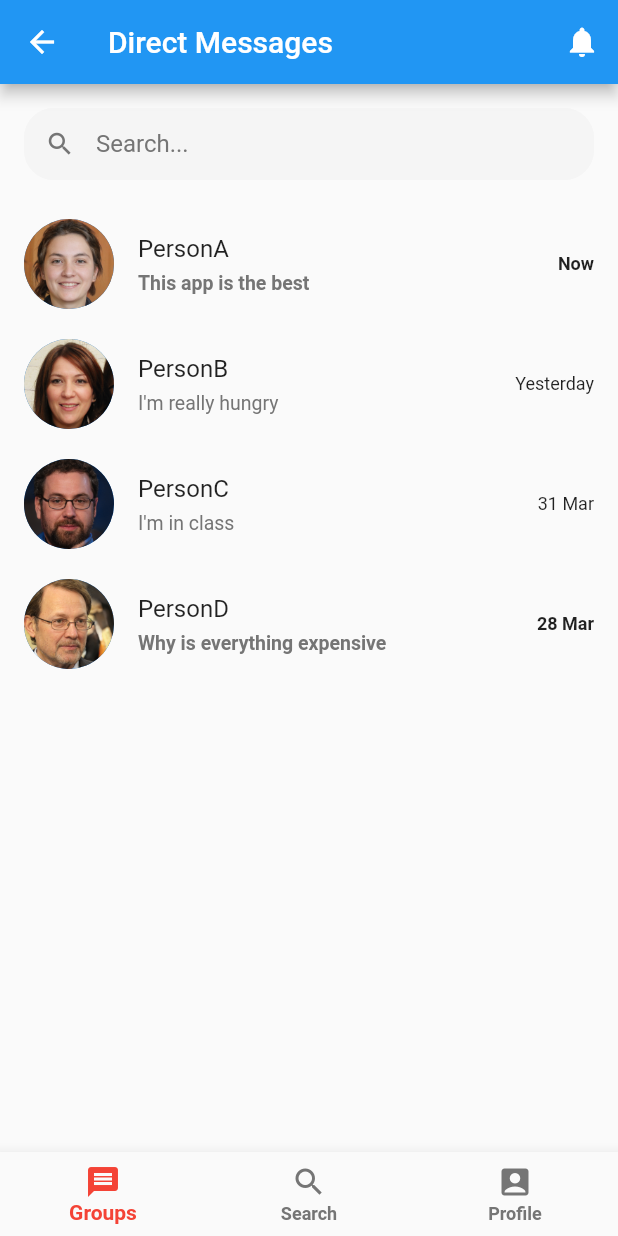
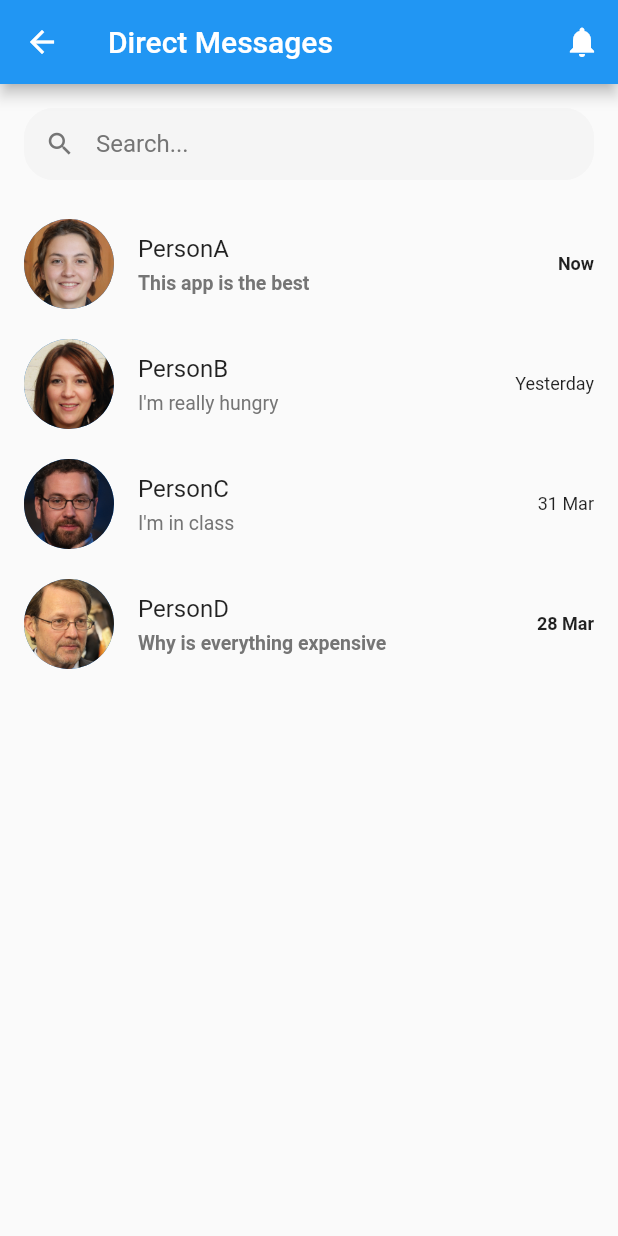
Before and after one commit to ConnectUni/connectuni, a Flutter app: the HomePage screen opened directly, after a tap on the "email" icon, on a phone screen of 412 x 824 dp. Run offline on Flutter 3.47's test engine with Material 2 defaults, Android fonts, the phone set to English and light mode, and no system bars; our stand-ins replace multi_select_flutter.

Commit message:
Group chat page added
Added:
- group_chat_screen.dart
  - added the screen that displays the chat of the current group
- group_chat_widget.dart
  - this widget is a tap-able widget which takes you to the group chat screen
- message_model.dart
  - a model for messages and a small database of messages

Changed:
- groups_screen.dart
  - changed to add the group chat widget
- search_groups_screeb.dart
  - changed to reference group id
- group_card_view.dart
  - changed to reference group id
- group.dart
  - added group id to model
- user.dart
  - changed uid to be of "user-xxx" format
  - added getGroupMemebers function
    - returns an iterable list of users that are in the given group id argument

```diff
--- a/lib/model/group_card_view.dart
+++ b/lib/model/group_card_view.dart
@@ -3,13 +3,13 @@ import 'package:flutter/material.dart';
 import'package:connectuni/model/group.dart';
 
 class GroupCardView extends StatelessWidget {
-  const GroupCardView({Key? key, required this.name}) : super(key: key);
+  const GroupCardView({Key? key, required this.id}) : super(key: key);
 
-  final String name;
+  final String id;
 
   @override
   Widget build(BuildContext context) {
-    Group thisGrouping = groupsDB.getGroup(name);
+    Group thisGrouping = groupsDB.getGroup(id);
     return Padding(
       padding: const EdgeInsets.all(3.5),
       child: Card(
@@ -30,14 +30,14 @@ class GroupCardView extends StatelessWidget {
                   padding: const EdgeInsets.only(left: 15.0, top: 2.0),
                   child: Align(
                     alignment: Alignment.centerLeft,
-                    child: Text(thisGrouping.groupMembers.toString() + " people"),
+                    child: Text("${thisGrouping.groupMembers} people"),
                   )
               ),
               Padding(
                   padding: const EdgeInsets.only(left: 15.0, top: 2.0),
                   child: Align(
                     alignment: Alignment.centerLeft,
-                    child: Text(thisGrouping.newMessages.toString() + " new messages"
+                    child: Text("${thisGrouping.newMessages} new messages"
                   )
                   )
               ),
--- /dev/null
+++ b/lib/model/group_chat_widget.dart
@@ -0,0 +1,42 @@
+import 'package:connectuni/model/group_card_view.dart';
+import 'package:connectuni/screens/group_chat_screen.dart';
+import 'package:flutter/cupertino.dart';
+import 'package:flutter/material.dart';
+import 'group.dart';
+
+/// GroupChatWidget is a widget that displays the group chat.
+/// It is a clickable widget that takes the user to the group chat page.
+
+class GroupChatWidget extends StatefulWidget {
+  String id;
+
+  GroupChatWidget({
+    super.key,
+    required this.id,
+  });
+
+  @override
+  State<GroupChatWidget> createState() => _GroupChatWidgetState();
+}
+
+class _GroupChatWidgetState extends State<GroupChatWidget> {
+  @override
+  Widget build(BuildContext context) {
+    Group groupData = groupsDB.getGroup(widget.id);
+
+    return GestureDetector(
+      onTap: () {
+        Navigator.push(
+          context,
+          CupertinoPageRoute(
+              builder: (context) => GroupChatScreen(id: groupData.groupId)
+          ),
+        );
+      },
+      child: Container(
+        padding: const EdgeInsets.all(8.0),
+        child: GroupCardView(id: groupData.groupId),
+      ),
+    );
+  }
+}
--- a/lib/screens/chatpage.dart
+++ b/lib/screens/chatpage.dart
@@ -116,28 +116,6 @@ class _ChatPageState extends State<ChatPage> {
           ],
         ),
       ),
-      bottomNavigationBar: BottomNavigationBar(
-        selectedItemColor: Colors.red,
-        unselectedItemColor: Colors.grey.shade600,
-        selectedLabelStyle: const TextStyle(fontWeight: FontWeight.w600),
-        unselectedLabelStyle: const TextStyle(fontWeight: FontWeight.w600),
-        type: BottomNavigationBarType.fixed,
-        items: const [
-          //TODO ADD BOTTOM NAVBAR
-          BottomNavigationBarItem(
-            icon: Icon(Icons.message),
-            label: "Groups",
-          ),
-          BottomNavigationBarItem(
-            icon: Icon(Icons.search),
-            label: "Search",
-          ),
-          BottomNavigationBarItem(
-            icon: Icon(Icons.account_box),
-            label: "Profile",
-          ),
-        ],
-      ),
     );
   }
 }
--- a/lib/screens/groups_screen.dart
+++ b/lib/screens/groups_screen.dart
@@ -1,3 +1,4 @@
+import 'package:connectuni/model/group_chat_widget.dart';
 import 'package:flutter/material.dart';
 
 import 'package:connectuni/model/group.dart';
@@ -45,7 +46,7 @@ class _GroupsScreenState extends State<GroupsScreen> {
           //TODO: Implement functionality and make cards interactive rather than simply visual.
           ...groupsDB
               .getGroups()
-              .map((gName) => GroupCardView(name: gName.groupName)),
+              .map((gName) => GroupChatWidget(id: gName.groupId)),
           const Center(
             //TODO: Implement functionality and change from ICON to Button
             child: Icon(
--- a/lib/screens/profile.dart
+++ b/lib/screens/profile.dart
@@ -252,26 +252,6 @@ class _ProfilePageState extends State<ProfilePage> {
           ), //Courses
         ],
       ),
-      //TODO ADD BOTTOM NAV BAR
-      bottomNavigationBar: BottomNavigationBar(
-        items: const <BottomNavigationBarItem>[
-          BottomNavigationBarItem(
-            label: 'Groups',
-            icon: Icon(Icons.chat_bubble_outline),
-          ),
-          BottomNavigationBarItem(
-            label: 'Search',
-            icon: Icon(Icons.search),
-          ),
-          BottomNavigationBarItem(
-            //TODO Replace with image of users profile picture
-            label: 'Profile',
-            icon: Icon(Icons.person_2_outlined),
-          ),
-        ],
-        currentIndex: _selectedIndex,
-        onTap: _onItemTapped,
-      ),
     ); //Scaffold
   } //build
 } //HomePage
--- a/lib/screens/search_groups_screen.dart
+++ b/lib/screens/search_groups_screen.dart
@@ -105,14 +105,14 @@ class _SearchGroupsScreenState extends State<SearchGroupsScreen> {
             ),
             ...groupsDB
                 .getGroups()
-                .map((gName) => GroupCardView(name: gName.groupName)),
+                .map((gName) => GroupCardView(id: gName.groupId)),
             const Text(
               'Other Groups',
               textAlign: TextAlign.left,
             ),
             ...groupsDB
                 .getGroups()
-                .map((gName) => GroupCardView(name: gName.groupName)),
+                .map((gName) => GroupCardView(id: gName.groupId)),
             const Text(
                 'Events'
             ),
--- a/lib/utils/global_variables.dart
+++ b/lib/utils/global_variables.dart
@@ -1,3 +1,4 @@
+import 'package:connectuni/screens/profile.dart';
 import 'package:flutter/material.dart';
 import 'package:connectuni/home/search_page_controller.dart';
 import 'package:connectuni/screens/groups_screen.dart';
@@ -5,5 +6,5 @@ import 'package:connectuni/screens/groups_screen.dart';
 List<Widget> screenItems = [
   const GroupsScreen(),
   const SearchPageController(),
-  // TODO: Add profile screen here
+  const ProfilePage()
 ];
```
Also changed, not shown: lib/model/group.dart (+46 -2 lines), lib/model/message_model.dart (added, +126 -0 lines), lib/model/user.dart (+9 -5 lines), lib/screens/group_chat_screen.dart (added, +128 -0 lines).
